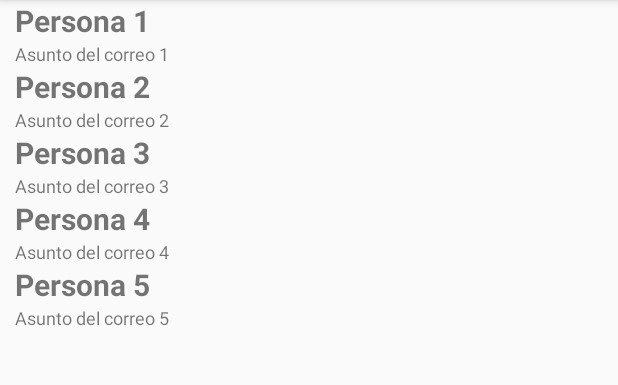
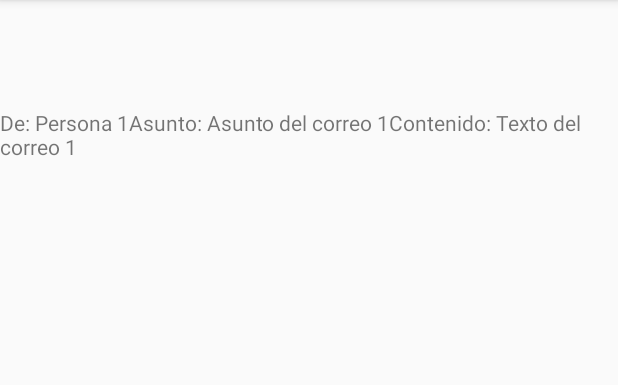
Before and after one commit to WCNosliwsys/MisFragmentosfinparteII, an Android app: the ListaCorreo screen opened directly, with no data from a screen before it, after a tap on "Persona 1", on a phone screen of 412 x 824 dp, the part 84-469 px from its top. Run offline under Robolectric (Android 15) with nearby library versions, the phone set to English and light mode, and no system bars.

Commit message:
Enviando parametros del Adaptador a la actividad detalle correo

```diff
--- a/app/src/main/java/com/example/misfragmentosfinparteii/AdapterCorreo.java
+++ b/app/src/main/java/com/example/misfragmentosfinparteii/AdapterCorreo.java
@@ -10,18 +10,23 @@ import android.widget.TextView;
 import androidx.recyclerview.widget.RecyclerView;
 
 public class AdapterCorreo  extends RecyclerView.Adapter<AdapterCorreo.ViewHolder> {
-    private LayoutInflater inflador; Correo[] datos; Context micontext;
+    private LayoutInflater inflador;
+    Correo[] datos;
+    Context micontext;
+
     public AdapterCorreo(Context context, Correo[] datos) {
         this.datos= datos;
         micontext=context;
         inflador = (LayoutInflater) context
                 .getSystemService(Context.LAYOUT_INFLATER_SERVICE);
     }
+
     @Override
     public ViewHolder onCreateViewHolder(ViewGroup parent, int viewType) {
         View v = inflador.inflate(R.layout.list_item_correo, parent, false);
         return new ViewHolder(v);
     }
+
     @Override
     public void onBindViewHolder(ViewHolder holder, final int i) {
         holder.titulo.setText(datos[i].getDe());
@@ -33,7 +38,7 @@ public class AdapterCorreo  extends RecyclerView.Adapter<AdapterCorreo.ViewHolde
                 intent.putExtra("texto",datos[i].getTexto());
                 intent.putExtra("de",datos[i].getDe());
                 intent.putExtra("asunto",datos[i].getAsunto());
-//micontext.startActivity(intent);
+                micontext.startActivity(intent);
             }
         });
     }
--- a/app/src/main/java/com/example/misfragmentosfinparteii/DetalleCorreo.java
+++ b/app/src/main/java/com/example/misfragmentosfinparteii/DetalleCorreo.java
@@ -3,12 +3,19 @@ package com.example.misfragmentosfinparteii;
 import androidx.appcompat.app.AppCompatActivity;
 
 import android.os.Bundle;
+import android.widget.TextView;
 
 public class DetalleCorreo extends AppCompatActivity {
 
+    TextView txtdetalle;
     @Override
     protected void onCreate(Bundle savedInstanceState) {
         super.onCreate(savedInstanceState);
         setContentView(R.layout.activity_detalle_correo);
+        txtdetalle = findViewById(R.id.TxtDetalle);
+        txtdetalle.setText("De: "+ getIntent().getExtras().getString("de")+
+                "Asunto: "+ getIntent().getExtras().getString("asunto")+
+                "Contenido: "+ getIntent().getExtras().getString("texto"));
+
     }
 }
--- a/app/src/main/java/com/example/misfragmentosfinparteii/ListaCorreo.java
+++ b/app/src/main/java/com/example/misfragmentosfinparteii/ListaCorreo.java
@@ -19,7 +19,7 @@ public class ListaCorreo  extends AppCompatActivity {
                 new Correo[]{
                         new Correo("Persona 1", "Asunto del correo 1", "Texto del correo 1"),
                         new Correo("Persona 2", "Asunto del correo 2", "Texto del correo 2"),
-                        new Correo("Persona 3", "Asunto del correo 3", "Texto del correo 3"),
+                        new Correo("nosliwsys@gmail.com", "Fragmentos dinamicos", "Enviando parametros"),
                         new Correo("Persona 4", "Asunto del correo 4", "Texto del correo 4"),
                         new Correo("Persona 5", "Asunto del correo 5", "Texto del correo 5")};
         adaptador = new AdapterCorreo(this,
--- a/app/src/main/res/layout/activity_detalle_correo.xml
+++ b/app/src/main/res/layout/activity_detalle_correo.xml
@@ -6,4 +6,14 @@
     android:layout_height="match_parent"
     tools:context=".DetalleCorreo">
 
+    <TextView
+        android:id="@+id/TxtDetalle"
+        android:layout_width="wrap_content"
+        android:layout_height="wrap_content"
+        android:layout_marginTop="72dp"
+        android:text="TextView"
+        app:layout_constraintEnd_toEndOf="parent"
+        app:layout_constraintHorizontal_bias="0.223"
+        app:layout_constraintStart_toStartOf="parent"
+        app:layout_constraintTop_toTopOf="parent" />
 </androidx.constraintlayout.widget.ConstraintLayout>
```
